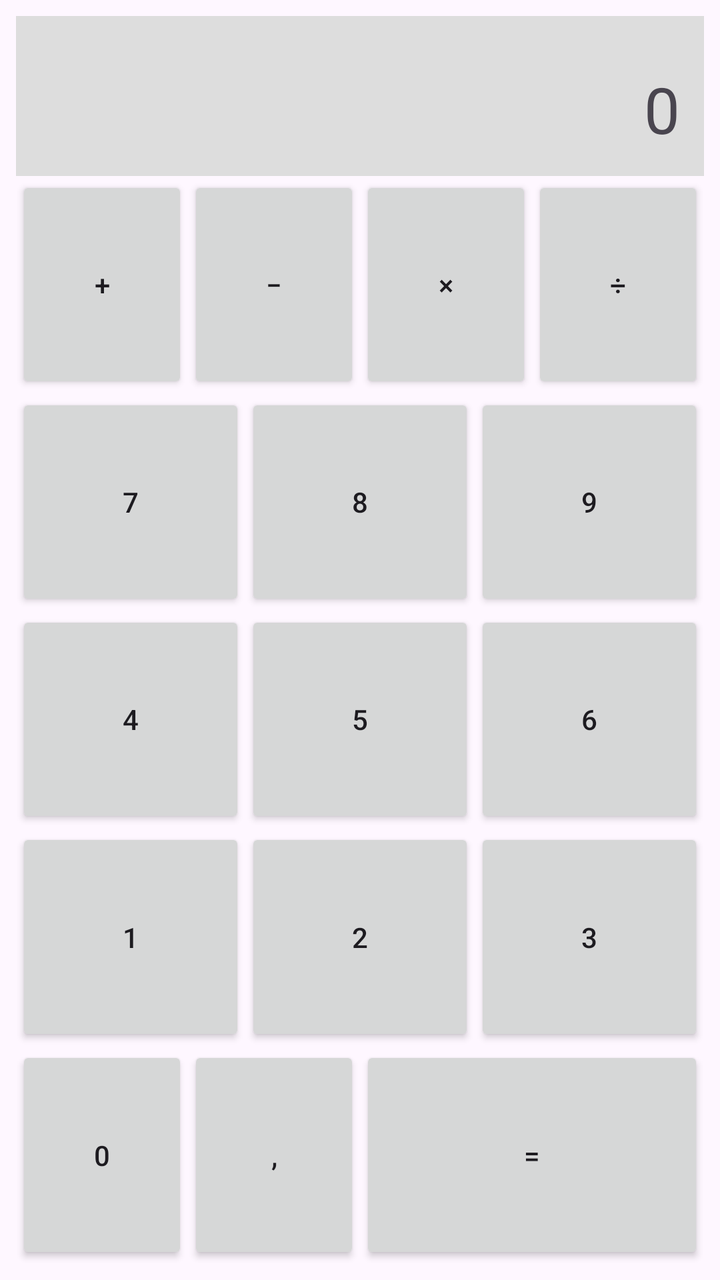
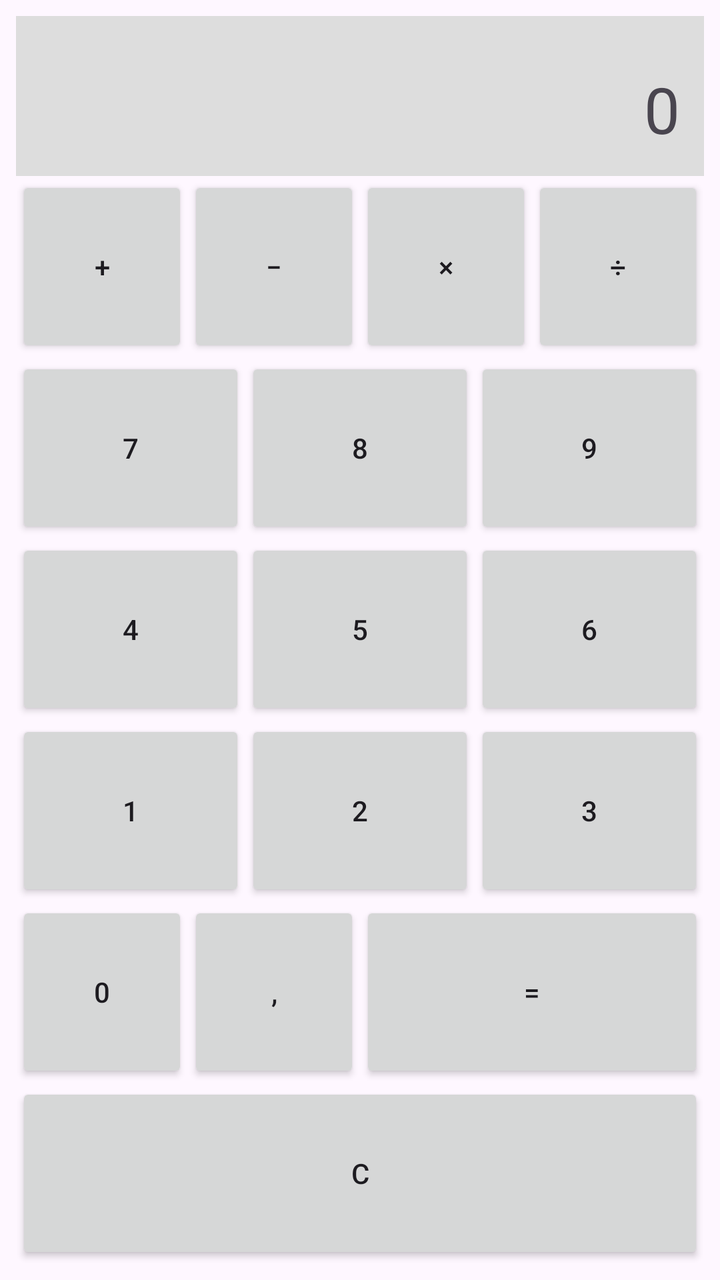

Compare the two renders of this Android layout. The source of the first and the diff that turns it into the second are given below.
<!-- AndroidManifest.xml: application theme Theme.MyApplication -->
<!-- res/layout/activity_main.xml -->
<?xml version="1.0" encoding="utf-8"?>
<LinearLayout xmlns:android="http://schemas.android.com/apk/res/android"
    android:layout_width="match_parent"
    android:layout_height="match_parent"
    android:orientation="vertical"
    android:padding="8dp">

    <TextView
        android:layout_width="match_parent"
        android:layout_height="80dp"
        android:background="#DDDDDD"
        android:gravity="end|bottom"
        android:padding="12dp"
        android:text="0"
        android:textSize="32sp" />

    <LinearLayout
        android:layout_width="match_parent"
        android:layout_height="0dp"
        android:layout_weight="1"
        android:orientation="horizontal">

        <Button
            android:layout_width="0dp"
            android:layout_height="match_parent"
            android:layout_weight="1"
            android:text="+" />

        <Button
            android:layout_width="0dp"
            android:layout_height="match_parent"
            android:layout_weight="1"
            android:text="−" />

        <Button
            android:layout_width="0dp"
            android:layout_height="match_parent"
            android:layout_weight="1"
            android:text="×" />

        <Button
            android:layout_width="0dp"
            android:layout_height="match_parent"
            android:layout_weight="1"
            android:text="÷" />
    </LinearLayout>

    <LinearLayout
        android:layout_width="match_parent"
        android:layout_height="0dp"
        android:layout_weight="1"
        android:orientation="horizontal">

        <Button
            android:layout_width="0dp"
            android:layout_height="match_parent"
            android:layout_weight="1"
            android:text="7" />

        <Button
            android:layout_width="0dp"
            android:layout_height="match_parent"
            android:layout_weight="1"
            android:text="8" />

        <Button
            android:layout_width="0dp"
            android:layout_height="match_parent"
            android:layout_weight="1"
            android:text="9" />
    </LinearLayout>

    <LinearLayout
        android:layout_width="match_parent"
        android:layout_height="0dp"
        android:layout_weight="1"
        android:orientation="horizontal">

        <Button
            android:layout_width="0dp"
            android:layout_height="match_parent"
            android:layout_weight="1"
            android:text="4" />

        <Button
            android:layout_width="0dp"
            android:layout_height="match_parent"
            android:layout_weight="1"
            android:text="5" />

        <Button
            android:layout_width="0dp"
            android:layout_height="match_parent"
            android:layout_weight="1"
            android:text="6" />
    </LinearLayout>

    <LinearLayout
        android:layout_width="match_parent"
        android:layout_height="0dp"
        android:layout_weight="1"
        android:orientation="horizontal">

        <Button
            android:layout_width="0dp"
            android:layout_height="match_parent"
            android:layout_weight="1"
            android:text="1" />

        <Button
            android:layout_width="0dp"
            android:layout_height="match_parent"
            android:layout_weight="1"
            android:text="2" />

        <Button
            android:layout_width="0dp"
            android:layout_height="match_parent"
            android:layout_weight="1"
            android:text="3" />
    </LinearLayout>

    <LinearLayout
        android:layout_width="match_parent"
        android:layout_height="0dp"
        android:layout_weight="1"
        android:orientation="horizontal">

        <Button
            android:layout_width="0dp"
            android:layout_height="match_parent"
            android:layout_weight="1"
            android:text="0" />

        <Button
            android:layout_width="0dp"
            android:layout_height="match_parent"
            android:layout_weight="1"
            android:text="," />

        <Button
            android:layout_width="0dp"
            android:layout_height="match_parent"
            android:layout_weight="2"
            android:text="=" />
    </LinearLayout>

</LinearLayout>
<!-- resources referenced by this layout -->
<resources>
  <style name="Theme.MyApplication" parent="Base.Theme.MyApplication" />
  <style name="Base.Theme.MyApplication" parent="Theme.Material3.DayNight.NoActionBar">
          
          
      </style>
</resources>

<!-- the commit's change to res/layout/activity_main.xml (unified diff, before → after) -->
@@ -145,4 +145,10 @@
             android:text="=" />
     </LinearLayout>
 
+    <Button
+        android:layout_width="match_parent"
+        android:layout_height="0dp"
+        android:layout_weight="1"
+        android:text="C" />
+
 </LinearLayout>
